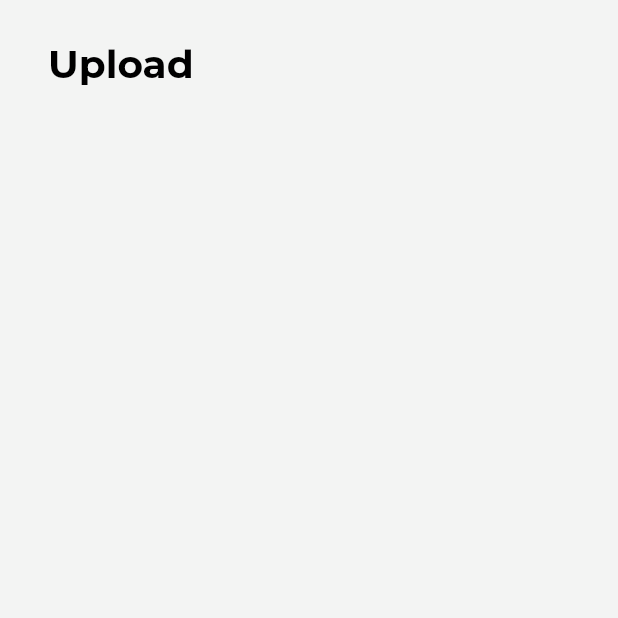
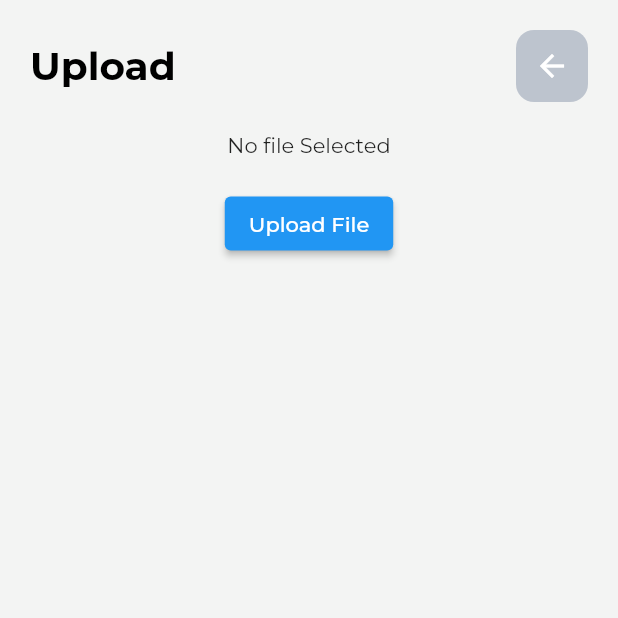
Before and after one commit to amalrajkp18/mptc, a Flutter app: the ScreenUpload screen opened directly, on a phone screen of 412 x 824 dp, the top half of it. Run offline on Flutter 3.47's test engine with Material 2 defaults, Android fonts, the phone set to English and light mode, and no system bars; our stand-ins replace file_picker, firebase_core, firebase_storage, font_awesome_flutter, google_fonts; missing offline and left inert: animated_segmented_tab_control, syncfusion_flutter_pdfviewer; accounts and stored records are empty; statements that could not run were skipped.

Commit message:
Added upload feature and commented firebase function because of errors

```diff
--- a/lib/main.dart
+++ b/lib/main.dart
@@ -1,10 +1,14 @@
+import 'package:firebase_core/firebase_core.dart';
+
 import 'presentation/mainpage/screen_root.dart';
 import 'package:flutter/material.dart';
 import 'package:flutter/services.dart';
 import 'package:google_fonts/google_fonts.dart';
 import 'core/theme_color.dart';
 
-void main() {
+void main() async {
+  WidgetsFlutterBinding.ensureInitialized();
+  // await Firebase.initializeApp();
   runApp(const MyApp());
   SystemChrome.setSystemUIOverlayStyle(const SystemUiOverlayStyle(
       systemNavigationBarColor: Colors.transparent,
--- a/lib/presentation/upload/screen_upload.dart
+++ b/lib/presentation/upload/screen_upload.dart
@@ -1,4 +1,7 @@
+import 'package:che/core/const.dart';
 import 'package:che/core/theme_color.dart';
+import 'package:che/presentation/upload/storage_service.dart';
+import 'package:file_picker/file_picker.dart';
 import 'package:flutter/material.dart';
 
 final List<String> contents = [
@@ -14,24 +17,28 @@ final List<String> sem = [
   'Semester VI',
 ];
 
-class ScreenUpload extends StatelessWidget {
+class ScreenUpload extends StatefulWidget {
   const ScreenUpload({super.key});
+  @override
+  State<ScreenUpload> createState() => _ScreenUploadState();
+}
 
+class _ScreenUploadState extends State<ScreenUpload> {
+  String selectedFileName = "No file Selected";
   @override
   Widget build(BuildContext context) {
+    final Storage storage = Storage();
     return Scaffold(
       backgroundColor: ThemeColor.scaffoldBgColor,
       body: SafeArea(
-          child: Column(
-        children: [
-          Padding(
-            padding: const EdgeInsets.symmetric(vertical: 7, horizontal: 12),
-            child: Padding(
+        child: Column(
+          children: [
+            Padding(
               padding: const EdgeInsets.all(20.0),
               child: Row(
                 mainAxisAlignment: MainAxisAlignment.spaceBetween,
-                children: const [
-                  Text(
+                children: [
+                  const Text(
                     'Upload',
                     style: TextStyle(
                       color: ThemeColor.black,
@@ -39,12 +46,55 @@ class ScreenUpload extends StatelessWidget {
                       fontWeight: FontWeight.bold,
                     ),
                   ),
+                  InkWell(
+                    child: Container(
+                      decoration: BoxDecoration(
+                          color: ThemeColor.lightGrey,
+                          borderRadius: BorderRadius.circular(12)),
+                      padding: const EdgeInsets.all(12),
+                      child: const Icon(
+                        Icons.arrow_back,
+                        color: Colors.white,
+                      ),
+                    ),
+                    onTap: () {
+                      Navigator.pop(context);
+                    },
+                  )
                 ],
               ),
             ),
-          ),
-        ],
-      )),
+            Center(child: Text(selectedFileName)),
+            kHeight20,
+            Center(
+              child: ElevatedButton(
+                onPressed: () async {
+                  final results = await FilePicker.platform.pickFiles(
+                      allowMultiple: false,
+                      type: FileType.custom,
+                      allowedExtensions: ['pdf']);
+                  if (results == null) {
+                    ScaffoldMessenger.of(context).showSnackBar(
+                        const SnackBar(content: Text('No File Selected')));
+                  }
+                  final path = results!.files.single.path;
+                  final fileName = results.files.single.name;
+                  setState(() {
+                    selectedFileName = fileName;
+                  });
+
+                  // storage
+                  //     .uploadFile(path!, fileName)
+                  //     .then(((value) => print('done')));
+                  print(path);
+                  print(fileName);
+                },
+                child: Text("Upload File"),
+              ),
+            ),
+          ],
+        ),
+      ),
     );
   }
 }
--- /dev/null
+++ b/lib/presentation/upload/storage_service.dart
@@ -0,0 +1,29 @@
+import 'dart:io';
+
+import 'package:firebase_storage/firebase_storage.dart' as firebase_storage;
+import 'package:firebase_core/firebase_core.dart' as firebase_core;
+
+class Storage {
+  // final firebase_storage.FirebaseStorage storage =
+  //     firebase_storage.FirebaseStorage.instance;
+
+  // Future<void> uploadFile(
+  //   String filePath,
+  //   String fileName,
+  // ) async {
+  //   File file = File(filePath);
+  //   try {
+  //     await storage.ref('test/$fileName').putFile(file);
+  //   } on firebase_core.FirebaseException catch (e) {
+  //     print(e);
+  //   }
+  // }
+
+  // Future<firebase_storage.ListResult> listFiles() async {
+  //   firebase_storage.ListResult results = await storage.ref('test').listAll();
+  //   results.items.forEach((firebase_storage.Reference ref) {
+  //     print('Found file: $ref');
+  //   });
+  //   return results;
+  // }
+}
--- a/pubspec.yaml
+++ b/pubspec.yaml
@@ -41,6 +41,9 @@ dependencies:
   font_awesome_flutter: ^10.3.0
   url_launcher: ^6.1.7
   syncfusion_flutter_pdfviewer: ^20.4.41
+  file_picker: ^5.2.5
+  firebase_storage: ^11.0.10
+  firebase_core: ^2.4.1
 
 dev_dependencies:
   flutter_test:
```
Also changed, not shown: pubspec.lock, 1 other file.
